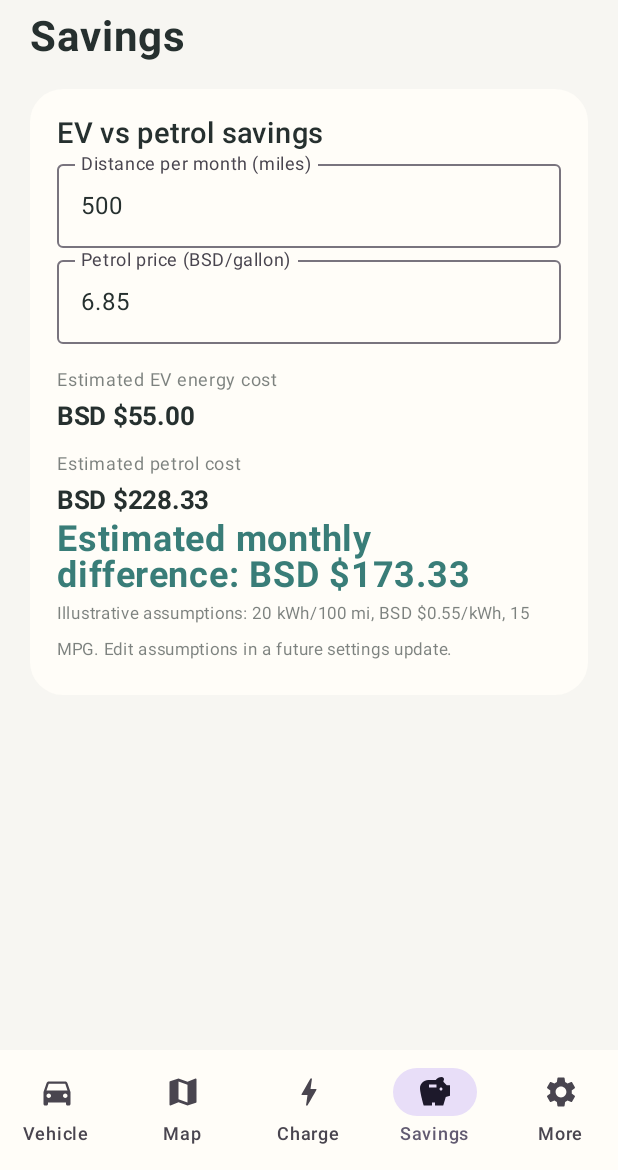
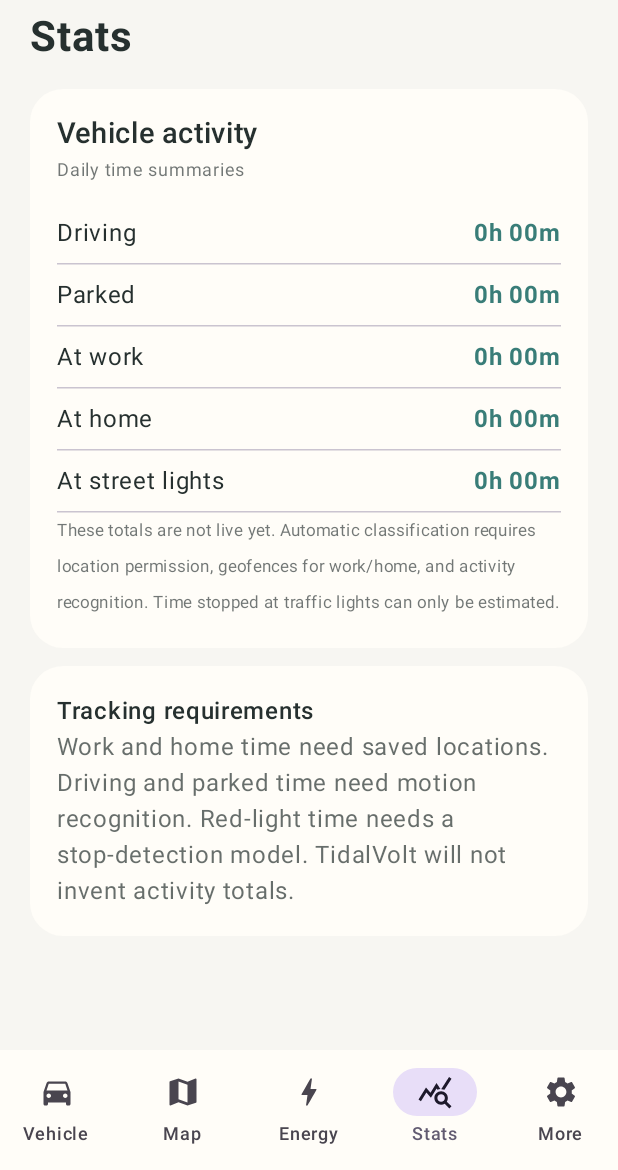
Before and after one commit to cryptomike87/TidalVolt-Ev-mate, an Android app built with Jetpack Compose: the screen it shows after launch (MainActivity), item 4 of the bottom bar chosen, on a phone screen of 412 x 824 dp, the part 66-1236 px from its top. Run offline under Robolectric (Android 15) with nearby library versions, the phone set to English and light mode, and no system bars.

Commit message:
feat: combine charging and savings navigation and add vehicle stats tab

```diff
--- a/app/src/main/java/com/tidalvolt/app/MainActivity.kt
+++ b/app/src/main/java/com/tidalvolt/app/MainActivity.kt
@@ -59,9 +59,9 @@ fun TidalVoltApp() {
     MaterialTheme(colorScheme = if (dark) darkColorScheme(primary = accent, background = bg, surface = card, onSurface = fg) else lightColorScheme(primary = accent, background = bg, surface = card, onSurface = fg)) {
         Scaffold(containerColor = bg, bottomBar = {
             if (!(tab == "Map" && mapFullscreen)) NavigationBar(containerColor = card) {
-                listOf("Vehicle", "Map", "Charge", "Savings", "More").forEach { item ->
+                listOf("Vehicle", "Map", "Energy", "Stats", "More").forEach { item ->
                     NavigationBarItem(selected = tab == item, onClick = { tab = item },
-                        icon = { Icon(when(item) { "Vehicle" -> Icons.Default.DirectionsCar; "Map" -> Icons.Default.Map; "Charge" -> Icons.Default.Bolt; "Savings" -> Icons.Default.Savings; else -> Icons.Default.Settings }, contentDescription = item) },
+                        icon = { Icon(when(item) { "Vehicle" -> Icons.Default.DirectionsCar; "Map" -> Icons.Default.Map; "Energy" -> Icons.Default.Bolt; "Stats" -> Icons.Default.QueryStats; else -> Icons.Default.Settings }, contentDescription = item) },
                         label = { Text(item) })
                 }
             }
@@ -76,8 +76,8 @@ fun TidalVoltApp() {
                     Spacer(Modifier.height(18.dp))
                     when(tab) {
                         "Vehicle" -> VehicleScreen(card, fg, accent)
-                        "Charge" -> ChargeScreen(card, fg, accent)
-                        "Savings" -> SavingsScreen(card, fg, accent)
+                        "Energy" -> ChargeScreen(card, fg, accent)
+                        "Stats" -> StatsScreen(card, fg, accent)
                         else -> MoreScreen(card, fg, accent, dark) { dark = it }
                     }
                 }
@@ -312,6 +312,31 @@ private fun SavingsScreen(card: Color, fg: Color, accent: Color) {
 }
 
 @Composable
+private fun StatsScreen(card: Color, fg: Color, accent: Color) {
+    val context = androidx.compose.ui.platform.LocalContext.current
+    val prefs = remember { context.getSharedPreferences("tidalvolt_stats", Context.MODE_PRIVATE) }
+    val labels = listOf("Driving", "Parked", "At work", "At home", "At street lights")
+    Panel(card) {
+        Text("Vehicle activity", color=fg, fontSize=19.sp, fontWeight=FontWeight.SemiBold)
+        Text("Daily time summaries", color=fg.copy(alpha=.65f), fontSize=12.sp)
+        Spacer(Modifier.height(10.dp))
+        labels.forEach { label ->
+            val mins = prefs.getLong("minutes_" + label, 0L)
+            Row(Modifier.fillMaxWidth().padding(vertical=8.dp), horizontalArrangement=Arrangement.SpaceBetween) {
+                Text(label, color=fg)
+                Text("%dh %02dm".format(mins/60, mins%60), color=accent, fontWeight=FontWeight.Bold)
+            }
+            HorizontalDivider()
+        }
+        Text("These totals are not live yet. Automatic classification requires location permission, geofences for work/home, and activity recognition. Time stopped at traffic lights can only be estimated.", color=fg.copy(alpha=.65f), fontSize=11.sp)
+    }
+    Spacer(Modifier.height(12.dp))
+    Panel(card) {
+        Text("Tracking requirements", color=fg, fontWeight=FontWeight.SemiBold)
+        Text("Work and home time need saved locations. Driving and parked time need motion recognition. Red-light time needs a stop-detection model. TidalVolt will not invent activity totals.", color=fg.copy(alpha=.7f))
+    }
+}
+@Composable
 private fun MoreScreen(card: Color, fg: Color, accent: Color, dark: Boolean, setDark: (Boolean)->Unit) {
     AbrpSettingsPanel(card, fg, accent)
     Spacer(Modifier.height(12.dp))
```
